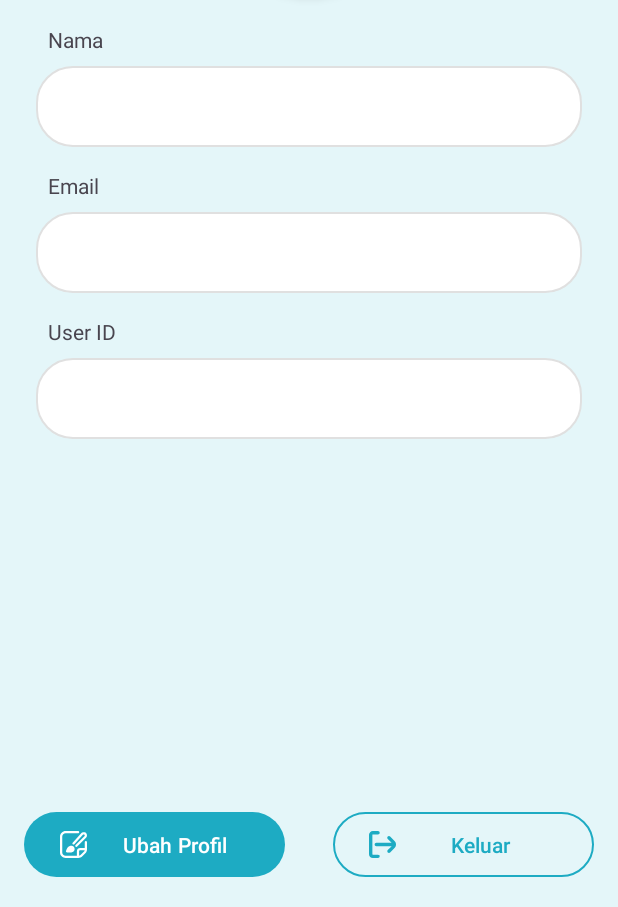
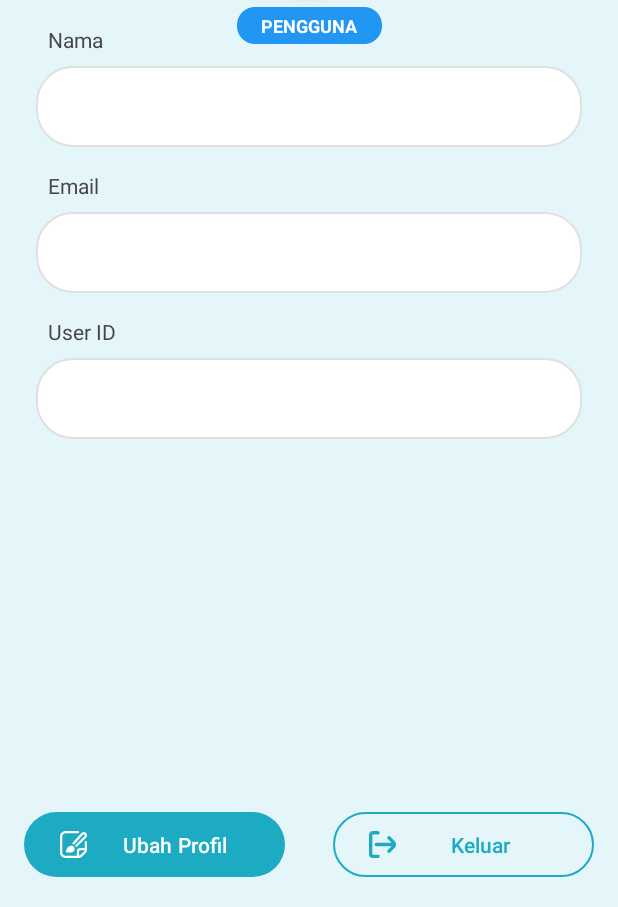
Before and after one commit to khrlanamm/Mandu_TemanNgadu, an Android app: the ProfileActivity screen opened directly, with no data from a screen before it, on a phone screen of 412 x 824 dp, the part 329-1236 px from its top. Run offline under Robolectric (Android 15) with nearby library versions, the phone set to English and light mode, and no system bars; our stand-ins replace Firebase (no records; nobody signed in at launch, a user with empty details on screens opened directly); pictures from the network do not load.

Commit message:
MVP DONE -Notifications

```diff
--- a/app/src/main/java/com/khrlanamm/mandu/ui/profile/ProfileActivity.kt
+++ b/app/src/main/java/com/khrlanamm/mandu/ui/profile/ProfileActivity.kt
@@ -2,18 +2,22 @@ package com.khrlanamm.mandu.ui.profile
 
 import android.content.Intent
 import android.os.Bundle
+import android.view.View
 import android.widget.Toast
 import androidx.appcompat.app.AlertDialog
 import androidx.appcompat.app.AppCompatActivity
 import androidx.appcompat.app.AppCompatDelegate
+import androidx.lifecycle.lifecycleScope
 import com.bumptech.glide.Glide
 import com.google.android.gms.auth.api.signin.GoogleSignIn
 import com.google.android.gms.auth.api.signin.GoogleSignInOptions
 import com.google.firebase.auth.ktx.auth
 import com.google.firebase.ktx.Firebase
 import com.khrlanamm.mandu.R
+import com.khrlanamm.mandu.data.AdminUID
 import com.khrlanamm.mandu.databinding.ActivityProfileBinding
 import com.khrlanamm.mandu.ui.auth.AuthActivity
+import kotlinx.coroutines.launch
 
 class ProfileActivity : AppCompatActivity() {
 
@@ -33,6 +37,7 @@ class ProfileActivity : AppCompatActivity() {
         }
 
         displayUserData()
+        setupUserRole() // Panggil fungsi untuk set role
 
         binding.buttonEditProfile.setOnClickListener {
             Toast.makeText(
@@ -59,11 +64,29 @@ class ProfileActivity : AppCompatActivity() {
 
         Glide.with(this)
             .load(photoUrl)
-            .placeholder(R.drawable.ic_launcher_background) // Ganti dengan placeholder Anda
-            .error(R.drawable.ic_launcher_background) // Ganti dengan gambar error Anda
+            .placeholder(R.drawable.ic_launcher_background)
+            .error(R.drawable.ic_launcher_background)
             .circleCrop()
             .into(binding.profileImage)
     }
+
+    private fun setupUserRole() {
+        val uid = intent.getStringExtra("USER_UID")
+        lifecycleScope.launch {
+            val isAdmin = AdminUID.isAdmin(uid)
+            binding.textUserRole.apply {
+                if (isAdmin) {
+                    text = getString(R.string.admin_role)
+                    setBackgroundResource(R.drawable.bg_peran_saksi)
+                } else {
+                    text = getString(R.string.user_role)
+                    setBackgroundResource(R.drawable.bg_status_terlapor)
+                }
+                visibility = View.VISIBLE
+            }
+        }
+    }
+
 
     private fun showLogoutConfirmationDialog() {
         AlertDialog.Builder(this).apply {
@@ -79,17 +102,13 @@ class ProfileActivity : AppCompatActivity() {
     }
 
     private fun logoutUser() {
-        // Logout dari Firebase
         Firebase.auth.signOut()
-
-        // Logout dari Google
         val gso = GoogleSignInOptions.Builder(GoogleSignInOptions.DEFAULT_SIGN_IN)
             .requestIdToken(getString(R.string.default_web_client_id))
             .requestEmail()
             .build()
         val googleSignInClient = GoogleSignIn.getClient(this, gso)
         googleSignInClient.signOut().addOnCompleteListener {
-            // Arahkan ke AuthActivity setelah logout
             val intent = Intent(this, AuthActivity::class.java)
             intent.putExtra(AuthActivity.EXTRA_FROM_LOGOUT, true)
             intent.flags = Intent.FLAG_ACTIVITY_NEW_TASK or Intent.FLAG_ACTIVITY_CLEAR_TASK
--- a/app/src/main/java/com/khrlanamm/mandu/ui/report/ReportActivity.kt
+++ b/app/src/main/java/com/khrlanamm/mandu/ui/report/ReportActivity.kt
@@ -238,7 +238,6 @@ class ReportActivity : AppCompatActivity() {
 
         val selectedRole = if (binding.radioKorban.isChecked) "Korban" else "Saksi"
 
-        // Buat objek laporan dengan data yang relevan
         val report = hashMapOf(
             "id" to UUID.randomUUID().toString(),
             "userId" to userId,
--- a/app/src/main/res/layout/activity_profile.xml
+++ b/app/src/main/res/layout/activity_profile.xml
@@ -45,6 +45,8 @@
             tools:srcCompat="@tools:sample/avatars" />
     </com.google.android.material.card.MaterialCardView>
 
+    <!-- Label peran (ADMIN/PENGGUNA) yang baru ditambahkan -->
+
     <View
         android:id="@+id/white_background"
         android:layout_width="0dp"
@@ -55,6 +57,24 @@
         app:layout_constraintBottom_toBottomOf="parent"
         app:layout_constraintStart_toStartOf="parent"
         app:layout_constraintEnd_toEndOf="parent" />
+
+    <TextView
+        android:id="@+id/text_user_role"
+        android:layout_width="wrap_content"
+        android:layout_height="wrap_content"
+        android:layout_marginTop="8dp"
+        android:paddingHorizontal="16dp"
+        android:paddingVertical="4dp"
+        android:textColor="@android:color/white"
+        android:textSize="12sp"
+        android:textStyle="bold"
+        android:visibility="gone"
+        app:layout_constraintEnd_toEndOf="@id/profile_image_card"
+        app:layout_constraintStart_toStartOf="@id/profile_image_card"
+        app:layout_constraintTop_toBottomOf="@id/profile_image_card"
+        tools:background="@drawable/bg_peran_saksi"
+        tools:text="ADMIN"
+        tools:visibility="visible" />
 
     <TextView
         android:id="@+id/label_name"
--- a/app/src/main/res/values/strings.xml
+++ b/app/src/main/res/values/strings.xml
@@ -25,6 +25,8 @@
     <string name="edit_profile">Ubah Profil</string>
     <string name="logout">Keluar</string>
     <string name="action_account">Akun</string>
+    <string name="user_role">PENGGUNA</string>
+    <string name="admin_role">ADMIN</string>
 
     <!--Report-->
     <string name="action_report">LaBu</string>
```
Also changed, not shown: app/src/main/java/com/khrlanamm/mandu/ui/history/HistoryActivity.kt (+22 -3 lines), app/src/main/java/com/khrlanamm/mandu/ui/history/HistoryViewModel.kt (+50 -26 lines), app/src/main/res/layout/activity_history.xml (+22 -5 lines).
